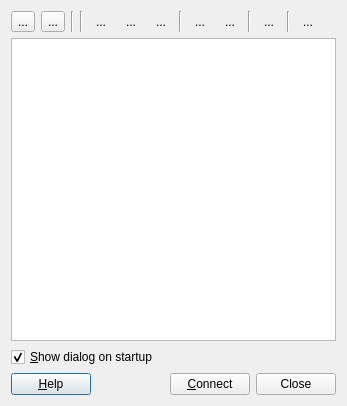
Old version of the form src/ui/hostlistdialog.ui in the repository kitech/nullfxp.
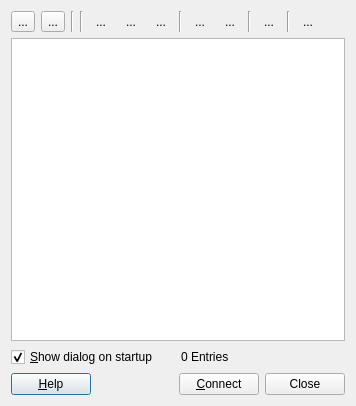
New version of the form. Icons and pictures are not drawn.

Patch:
```diff
--- a/src/ui/hostlistdialog.ui
+++ b/src/ui/hostlistdialog.ui
@@ -6,14 +6,14 @@
    <rect>
     <x>0</x>
     <y>0</y>
-    <width>347</width>
+    <width>356</width>
     <height>406</height>
    </rect>
   </property>
   <property name="windowTitle">
    <string>Session Dialog</string>
   </property>
-  <layout class="QVBoxLayout">
+  <layout class="QVBoxLayout" name="verticalLayout">
    <item>
     <layout class="QHBoxLayout">
      <item>
@@ -235,6 +235,8 @@
     </widget>
    </item>
    <item>
+    <layout class="QHBoxLayout" name="horizontalLayout">
+     <item>
     <widget class="QCheckBox" name="checkBox">
      <property name="text">
       <string>&amp;Show dialog on startup</string>
@@ -243,6 +245,15 @@
       <bool>true</bool>
      </property>
     </widget>
+     </item>
+     <item>
+      <widget class="QLabel" name="label">
+       <property name="text">
+        <string>0 Entries</string>
+       </property>
+      </widget>
+     </item>
+    </layout>
    </item>
    <item>
     <layout class="QHBoxLayout">
```
Left out of the diff: 8 changed lines with no effect on the pictures. Lines whose indentation alone changed are shown as unchanged.
